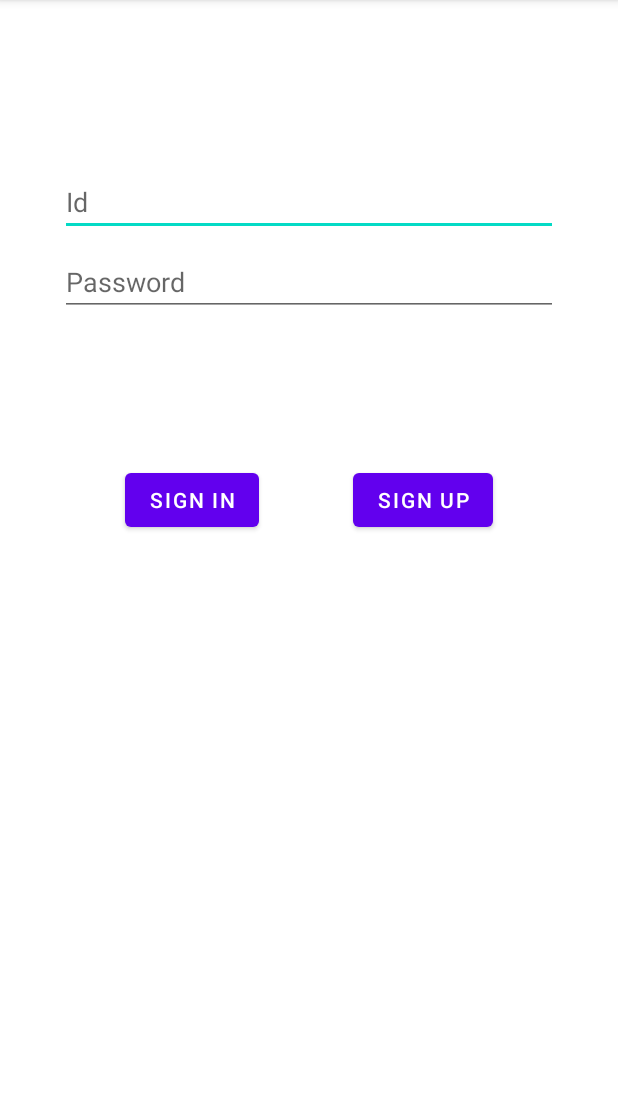
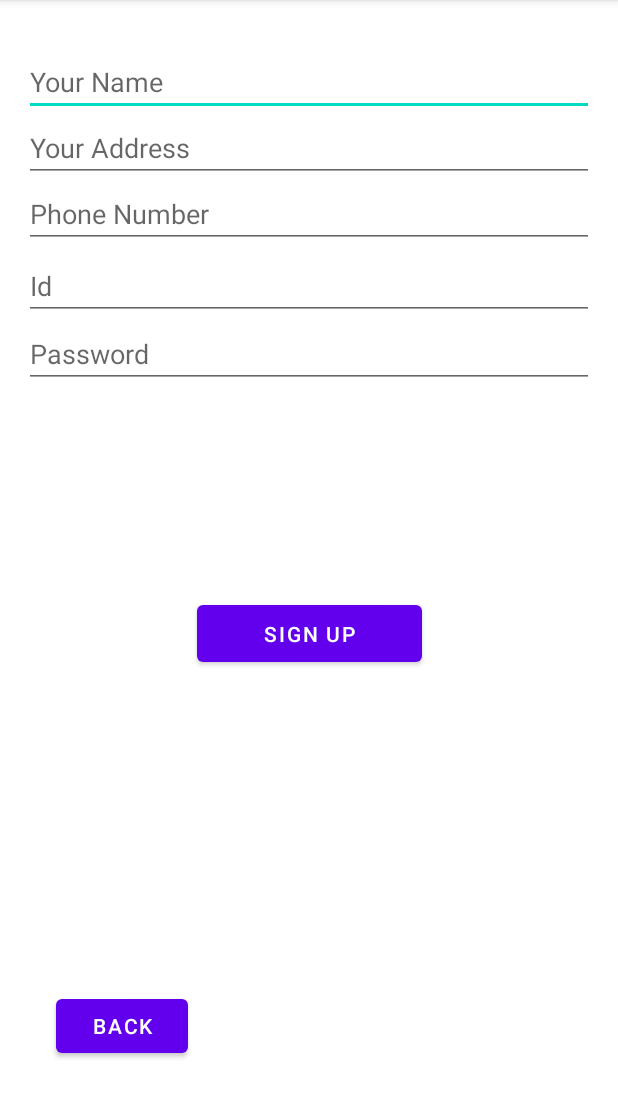
Before and after one commit to tjwjdgus12/good-pizza-great-pizza, an Android app: the screen it shows after launch (LoginActivity before the commit, SignupActivity after it), after a tap on "SIGN UP", on a phone screen of 412 x 824 dp, the part 84-1202 px from its top. Run offline under Robolectric (Android 15) with nearby library versions, the phone set to English and light mode, and no system bars.

Commit message:
Resolved Page Switching Problem

```diff
--- a/Subgroup3_User/GoodPizzaGreatPizza/app/src/main/AndroidManifest.xml
+++ b/Subgroup3_User/GoodPizzaGreatPizza/app/src/main/AndroidManifest.xml
@@ -19,6 +19,11 @@
             </intent-filter>
         </activity>
 
+        <activity
+            android:name=".ui.login.SignupActivity"
+            android:label="@string/app_name" >
+        </activity>
+
     </application>
 
 </manifest>
--- a/Subgroup3_User/GoodPizzaGreatPizza/app/src/main/java/com/example/goodpizzagreatpizza/ui/login/LoginActivity.java
+++ b/Subgroup3_User/GoodPizzaGreatPizza/app/src/main/java/com/example/goodpizzagreatpizza/ui/login/LoginActivity.java
@@ -60,10 +60,9 @@ public class LoginActivity extends AppCompatActivity {
         signupbtn.setOnClickListener(new View.OnClickListener(){
             @Override
             public void onClick(View view){
-                //Intent intent = new Intent(getApplicationContext(), SignupActivity.class);
-                //startActivity(new Intent(getApplicationContext(), SignupActivity.class));
+                Intent intent = new Intent(getApplicationContext(), SignupActivity.class);
+                startActivity(intent);
             }
         });
     }
-
 }
--- a/Subgroup3_User/GoodPizzaGreatPizza/app/src/main/java/com/example/goodpizzagreatpizza/ui/login/SignupActivity.java
+++ b/Subgroup3_User/GoodPizzaGreatPizza/app/src/main/java/com/example/goodpizzagreatpizza/ui/login/SignupActivity.java
@@ -1,4 +1,5 @@
 package com.example.goodpizzagreatpizza.ui.login;
+
 import android.os.Bundle;
 import android.view.View;
 import android.widget.Button;
@@ -31,6 +32,15 @@ public class SignupActivity extends AppCompatActivity {
         back.setOnClickListener(new View.OnClickListener(){
             @Override
 
+            public void onClick(View v) {
+                finish();
+            }
+        });
+
+        Button signupbtn = (Button) findViewById(R.id.request);
+        signupbtn.setOnClickListener(new View.OnClickListener(){
+            @Override
+
             public void onClick(View v){
                 String msg = signController.sign_up(idEdit.getText().toString(),
                         pwEdit.getText().toString(), nameEdit.getText().toString(),
@@ -55,5 +65,7 @@ public class SignupActivity extends AppCompatActivity {
             }
 
         });
+
+
     }
 }
--- a/Subgroup3_User/GoodPizzaGreatPizza/app/src/main/res/layout/activity_login.xml
+++ b/Subgroup3_User/GoodPizzaGreatPizza/app/src/main/res/layout/activity_login.xml
@@ -92,4 +92,6 @@
         app:layout_constraintStart_toStartOf="@+id/password"
         app:layout_constraintTop_toTopOf="parent"
         app:layout_constraintVertical_bias="0.3" />
+
+
 </androidx.constraintlayout.widget.ConstraintLayout>
--- a/Subgroup3_User/GoodPizzaGreatPizza/app/src/main/res/layout/activity_signup.xml
+++ b/Subgroup3_User/GoodPizzaGreatPizza/app/src/main/res/layout/activity_signup.xml
@@ -9,7 +9,7 @@
     android:paddingTop="@dimen/activity_vertical_margin"
     android:paddingRight="@dimen/activity_horizontal_margin"
     android:paddingBottom="@dimen/activity_vertical_margin"
-    tools:context=".ui.login.LoginActivity">
+    tools:context=".ui.login.SignupActivity">
 
     <EditText
         android:id="@+id/username"
```
Also changed, not shown: Subgroup3_User/GoodPizzaGreatPizza/app/src/main/java/com/example/goodpizzagreatpizza/ui/login/UserDBAccess.java (line endings or trailing spaces).
